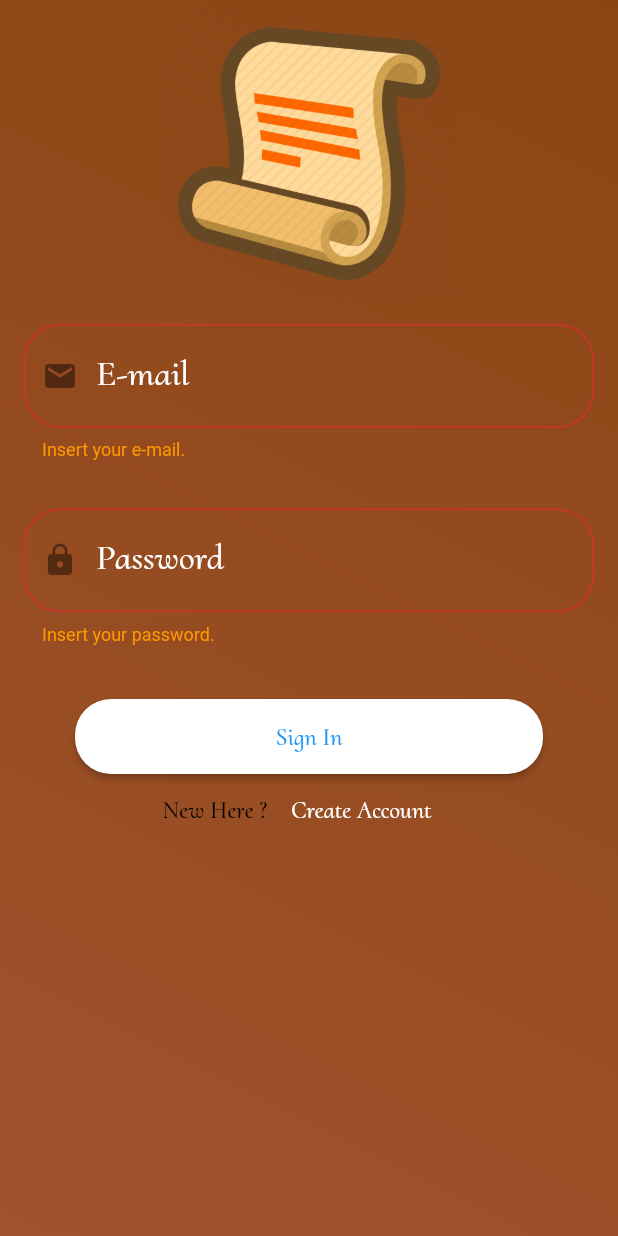
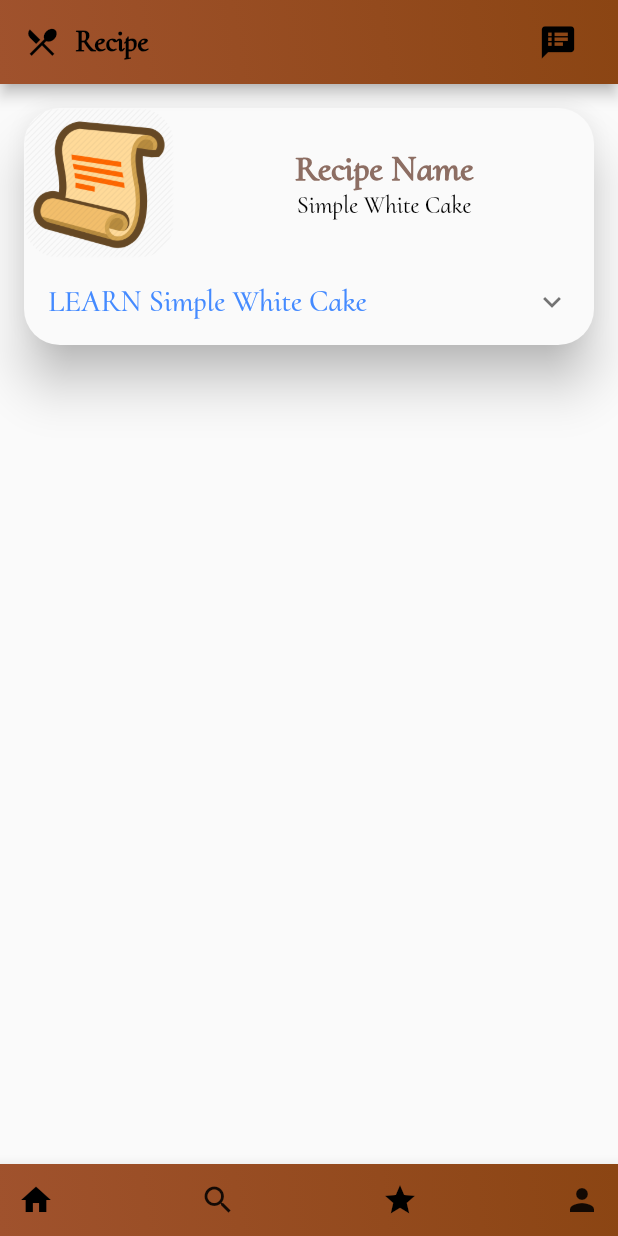
Before and after one commit to MatheusHenriq/RecipeApp, a Flutter app: the screen it shows after launch, after a tap on "Sign In", on a phone screen of 412 x 824 dp. Run offline on Flutter 3.47's test engine with Material 2 defaults, Android fonts, the light colour scheme and no system bars; our stand-ins replace animated_text_kit, validators.

Commit message:
colocando a tela padrão de receitas e top/bottom bar

```diff
--- a/lib/pages/firstscreen_page.dart
+++ b/lib/pages/firstscreen_page.dart
@@ -1,7 +1,8 @@
 import 'package:flutter/material.dart'; // always import this to your script works
 import 'dart:async'; //to use Timer
 import 'package:animated_text_kit/animated_text_kit.dart'; // to use animatedtext, like ColorizeAnimatedTextKit, for more informations: https://pub.dev/packages/animated_text_kit
-import 'package:recipe/pages/loginscreen_page.dart'; // import this  to put in Navigator, to switch pages
+import 'package:recipe/pages/loginscreen_page.dart';
+import 'package:recipe/widgets/backgroundlayout_widget.dart'; // import this  to put in Navigator, to switch pages
 
 class FirstScreen extends StatefulWidget {
   @override
@@ -37,14 +38,7 @@ class _FirstScreenState extends State<FirstScreen> with SingleTickerProviderStat
   Widget build(BuildContext context) {
     return Scaffold(
 
-      body :  Container(
-        decoration: BoxDecoration(
-          gradient  : LinearGradient( //here come the back ground color for entire screen,
-            begin     : Alignment.topRight,
-            end       : Alignment.bottomLeft,
-            colors    : [Color(0xff8B4513),Color(0xffA0522D)],  //it can contain more colors
-          )
-        ),
+      body :  BackGroundLayout(
         child     :  Column(  //use this to put things on the screen follow columns scruture
 
           children: <Widget>[ //it will allow you to put a log of widgets follow columns structure
--- /dev/null
+++ b/lib/pages/insideapp_page.dart
@@ -0,0 +1,100 @@
+import 'package:flutter/material.dart';
+import 'package:recipe/widgets/backgroundlayout_widget.dart';
+import 'package:recipe/widgets/recipe_show_widget.dart';
+
+class InsideAPP extends StatefulWidget {
+  @override
+  _InsideAPPState createState() => _InsideAPPState();
+}
+
+class _InsideAPPState extends State<InsideAPP> with SingleTickerProviderStateMixin {
+
+  TabController _tabcontroller;
+
+  void initState(){
+    super.initState();
+    _tabcontroller = TabController(vsync: this, initialIndex: 1, length: 3);
+  }
+
+  @override
+  Widget build(BuildContext context) {
+    return Scaffold(
+      appBar : AppBar(
+        automaticallyImplyLeading: false,
+        flexibleSpace: BackGroundLayout(child: null),
+        title : Row(
+          mainAxisAlignment : MainAxisAlignment.start,
+          crossAxisAlignment: CrossAxisAlignment.center,
+          children          : <Widget>[
+
+            Icon(Icons.restaurant_menu,color: Colors.black,),
+
+            SizedBox(
+              width: 10,
+            ),
+
+            Text(
+              'Recipe',
+              style : TextStyle(
+                fontSize: 20,
+                fontWeight: FontWeight.w800,
+                fontFamily: "Cormorant Upright",
+                color     : Colors.black
+              ),
+            ),
+
+           Spacer(flex:2),
+
+            IconButton(
+              icon      : Icon(Icons.speaker_notes,size: 26,),
+              onPressed : (){},
+              color     : Colors.black,
+            ) ,
+
+          ],
+        )
+      ),
+
+      bottomNavigationBar: BottomAppBar(
+        child : BackGroundLayout(
+          child : Row(
+            mainAxisAlignment: MainAxisAlignment.spaceBetween,
+            children: <Widget>[
+              IconButton(
+                icon      : Icon(Icons.home),
+                color     : Colors.black,
+                onPressed : (){},
+              ),
+
+              IconButton(
+                icon      : Icon(Icons.search),
+                onPressed : (){}
+              ),
+
+              IconButton(
+                icon          : Icon(Icons.star),
+                highlightColor: Colors.yellow,
+                color         : Colors.black,
+                onPressed     : (){}
+              ),
+
+              IconButton(
+                icon: Icon(Icons.person),
+                onPressed: (){}
+              ),
+            ],
+          ),
+        ),
+      ),
+      body :  ListView(
+        scrollDirection : Axis.vertical,
+        children        : <Widget>[
+          RecipeShow(
+            recipeDescription: 'Preheat oven to 350 degrees F (175 degrees C). Grease and flour a 9x9 inch pan or line a muffin pan with paper liners.Step 2In a medium bowl, cream together the sugar and butter. Beat in the eggs, one at a time, then stir in the vanilla. Combine flour and baking powder, add to the creamed mixture and mix well. Finally stir in the milk until batter is smooth. Pour or spoon batter into the prepared pan.Step 3Bake for 30 to 40 minutes in the preheated oven. For cupcakes, bake 20 to 25 minutes. Cake is done when it springs back to the touch.',
+            recipeName: 'Simple White Cake',
+          )
+        ],
+      ),
+    );
+  }
+}
--- a/lib/pages/loginscreen_page.dart
+++ b/lib/pages/loginscreen_page.dart
@@ -1,4 +1,6 @@
 import 'package:flutter/material.dart';
+import 'package:recipe/pages/insideapp_page.dart';
+import 'package:recipe/widgets/backgroundlayout_widget.dart';
 import 'package:recipe/widgets/mytextformfield_widget.dart';
 import 'package:validators/validators.dart' as validator;//
 
@@ -13,17 +15,14 @@ class _LoginScreenState extends State<LoginScreen> {
 
 
   Widget build(BuildContext context) {
-    return Scaffold(
+    return WillPopScope(
+      onWillPop: (){
+        Future.value(false);
+      },
+      child :  Scaffold(
           body  : Form(
             key: _formKey,
-        child: Container(
-            decoration: BoxDecoration(
-              gradient: LinearGradient(
-                begin     : Alignment.topRight,
-                end       : Alignment.bottomLeft,
-                colors    : [Color(0xff8B4513),Color(0xffA0522D)] ,
-              ),
-            ),
+            child: BackGroundLayout(
               child : ListView(
                 children          : <Widget>[
 
@@ -77,6 +76,7 @@ class _LoginScreenState extends State<LoginScreen> {
                           ) ,
                           onPressed : (){
                             if(_formKey.currentState.validate());
+                            Navigator.push(context, MaterialPageRoute(builder: (context) => InsideAPP()));
                           },
                             color     : Colors.white,
                             child     : Text(
@@ -125,6 +125,7 @@ class _LoginScreenState extends State<LoginScreen> {
               ),
             ),
           ),
+        ),
     );
   }
 }
--- /dev/null
+++ b/lib/widgets/backgroundlayout_widget.dart
@@ -0,0 +1,22 @@
+import 'package:flutter/material.dart';
+
+class BackGroundLayout extends StatelessWidget {
+
+  Widget child;
+
+  BackGroundLayout({@required this.child});
+
+  @override
+  Widget build(BuildContext context) {
+    return Container(
+      decoration: BoxDecoration(
+        gradient: LinearGradient(
+          begin     : Alignment.topRight,
+          end       : Alignment.bottomLeft,
+          colors    : [Color(0xff8B4513),Color(0xffA0522D)] ,
+        ),
+      ),
+      child : child,
+    );
+  }
+}
--- /dev/null
+++ b/lib/widgets/recipe_show_widget.dart
@@ -0,0 +1,104 @@
+import 'package:flutter/material.dart';
+
+class RecipeShow extends StatefulWidget {
+  final String recipeName;
+  final String recipeDescription;
+
+  RecipeShow({ @required this.recipeName,@required this.recipeDescription});
+
+  @override
+  _RecipeShowState createState() => _RecipeShowState();
+}
+
+class _RecipeShowState extends State<RecipeShow> {
+  @override
+  Widget build(BuildContext context) {
+    return Padding(
+      padding : EdgeInsets.all(16),
+      child   : ConstrainedBox(
+        constraints : BoxConstraints(
+          minHeight   : 100,
+          maxWidth    : 400,
+        ),
+        child       : Material(
+          elevation : 14.0,
+          borderRadius: BorderRadius.circular(24),
+          shadowColor : Colors.grey[400],
+          child       : Column(
+            children: <Widget>[
+              Row(
+                mainAxisAlignment : MainAxisAlignment.spaceBetween,
+                children          : <Widget>[
+
+                  ClipRRect(
+                    borderRadius: BorderRadius.circular(24.0),
+                    child: Image(
+                      fit   : BoxFit.contain,
+                      height: 100,
+                      width : 100,
+                      image : AssetImage('assets/images/scroll.png')
+                    ),
+                  ),
+
+                  Expanded(
+                    child : Column(
+                      mainAxisAlignment : MainAxisAlignment.center,
+                      crossAxisAlignment: CrossAxisAlignment.center,
+                      children: <Widget>[
+                        Text(
+                          'Recipe Name',
+                          style : TextStyle(
+                            fontSize: 24,
+                            fontFamily: "Cormorant Upright",
+                            fontWeight: FontWeight.w800,
+                            color     : Colors.brown[400],
+                          ),
+                        ),
+
+                        Text(
+                          widget.recipeName,
+                          style : TextStyle(
+                            fontSize: 16,
+                            fontFamily: "Cormorant Upright",
+                            fontWeight: FontWeight.w400,
+                            color     : Colors.black,
+                          ),
+                        ),
+                      ],
+                    )
+                  )
+                ],
+              ),
+
+              ExpansionTile(
+              title   : Text(
+                'LEARN ${widget.recipeName}',
+                style : TextStyle(
+                  fontSize: 20,
+                  fontFamily: "Cormorant Upright",
+                  fontWeight: FontWeight.w400,
+                  color     : Colors.blueAccent,
+                ),
+              ),
+              children: <Widget>[
+                Container(
+                  padding : EdgeInsets.all(16.0),
+                  child   : Text(
+                    widget.recipeDescription,
+                    style : TextStyle(
+                      fontSize: 16,
+                      fontFamily: "Cormorant Upright",
+                      fontWeight: FontWeight.w400,
+                      color     : Colors.blueAccent,
+                    ),
+                  ),
+                ),
+              ],
+              ),
+            ],
+          ),
+        ),
+      )
+    );
+  }
+}
```
Also changed, not shown: flutter_01.png (added). Lines whose indentation alone changed are shown as unchanged.
